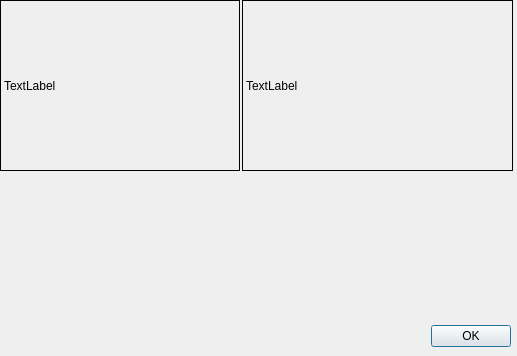
First picture: the form in Results.ui, repository prabhu-kalaimani/Adalan, before the edit.
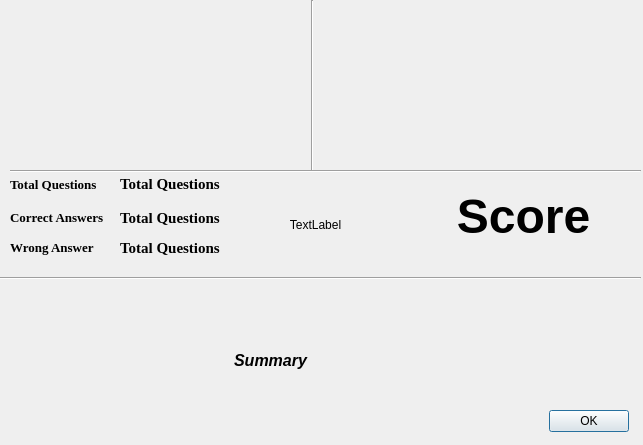
Second picture: the form after the edit. Custom widgets are drawn as their Qt base class.

```diff
--- a/Results.ui
+++ b/Results.ui
@@ -6,8 +6,8 @@
    <rect>
     <x>0</x>
     <y>0</y>
-    <width>517</width>
-    <height>356</height>
+    <width>643</width>
+    <height>445</height>
    </rect>
   </property>
   <property name="windowTitle">
@@ -16,10 +16,10 @@
   <widget class="QDialogButtonBox" name="buttonBox">
    <property name="geometry">
     <rect>
-     <x>170</x>
-     <y>320</y>
-     <width>341</width>
-     <height>32</height>
+     <x>538</x>
+     <y>401</y>
+     <width>91</width>
+     <height>41</height>
     </rect>
    </property>
    <property name="orientation">
@@ -32,38 +32,293 @@
   <widget class="QLabel" name="lbl_pass_fail">
    <property name="geometry">
     <rect>
-     <x>0</x>
+     <x>10</x>
+     <y>176</y>
+     <width>111</width>
+     <height>16</height>
+    </rect>
+   </property>
+   <property name="font">
+    <font>
+     <family>Times New Roman</family>
+     <pointsize>10</pointsize>
+     <bold>true</bold>
+    </font>
+   </property>
+   <property name="text">
+    <string>Total Questions </string>
+   </property>
+  </widget>
+  <widget class="QLabel" name="label_2">
+   <property name="geometry">
+    <rect>
+     <x>10</x>
+     <y>209</y>
+     <width>111</width>
+     <height>16</height>
+    </rect>
+   </property>
+   <property name="font">
+    <font>
+     <family>Times New Roman</family>
+     <pointsize>10</pointsize>
+     <bold>true</bold>
+    </font>
+   </property>
+   <property name="text">
+    <string>Correct Answers</string>
+   </property>
+  </widget>
+  <widget class="QLabel" name="label_3">
+   <property name="geometry">
+    <rect>
+     <x>10</x>
+     <y>239</y>
+     <width>111</width>
+     <height>16</height>
+    </rect>
+   </property>
+   <property name="font">
+    <font>
+     <family>Times New Roman</family>
+     <pointsize>10</pointsize>
+     <bold>true</bold>
+    </font>
+   </property>
+   <property name="text">
+    <string>Wrong Answer</string>
+   </property>
+  </widget>
+  <widget class="QLabel" name="label_5">
+   <property name="geometry">
+    <rect>
+     <x>10</x>
+     <y>270</y>
+     <width>111</width>
+     <height>16</height>
+    </rect>
+   </property>
+   <property name="text">
+    <string/>
+   </property>
+  </widget>
+  <widget class="QLabel" name="label_6">
+   <property name="geometry">
+    <rect>
+     <x>10</x>
+     <y>270</y>
+     <width>111</width>
+     <height>16</height>
+    </rect>
+   </property>
+   <property name="text">
+    <string/>
+   </property>
+  </widget>
+  <widget class="Line" name="line">
+   <property name="geometry">
+    <rect>
+     <x>302</x>
      <y>0</y>
-     <width>240</width>
+     <width>20</width>
      <height>171</height>
     </rect>
    </property>
+   <property name="orientation">
+    <enum>Qt::Vertical</enum>
+   </property>
+  </widget>
+  <widget class="QLabel" name="lbl_total">
+   <property name="geometry">
+    <rect>
+     <x>120</x>
+     <y>176</y>
+     <width>111</width>
+     <height>16</height>
+    </rect>
+   </property>
+   <property name="font">
+    <font>
+     <family>Times New Roman</family>
+     <pointsize>11</pointsize>
+     <bold>true</bold>
+    </font>
+   </property>
    <property name="styleSheet">
-    <string notr="true">border :1px solid ;
-</string>
+    <string notr="true"/>
    </property>
    <property name="text">
-    <string>TextLabel</string>
+    <string>Total Questions </string>
    </property>
   </widget>
   <widget class="QLabel" name="lbl_timing">
    <property name="geometry">
     <rect>
-     <x>242</x>
+     <x>120</x>
+     <y>210</y>
+     <width>111</width>
+     <height>16</height>
+    </rect>
+   </property>
+   <property name="font">
+    <font>
+     <family>Times New Roman</family>
+     <pointsize>11</pointsize>
+     <bold>true</bold>
+    </font>
+   </property>
+   <property name="styleSheet">
+    <string notr="true"/>
+   </property>
+   <property name="text">
+    <string>Total Questions </string>
+   </property>
+  </widget>
+  <widget class="QLabel" name="lbl_wrong">
+   <property name="geometry">
+    <rect>
+     <x>120</x>
+     <y>240</y>
+     <width>111</width>
+     <height>16</height>
+    </rect>
+   </property>
+   <property name="font">
+    <font>
+     <family>Times New Roman</family>
+     <pointsize>11</pointsize>
+     <bold>true</bold>
+    </font>
+   </property>
+   <property name="styleSheet">
+    <string notr="true"/>
+   </property>
+   <property name="text">
+    <string>Total Questions </string>
+   </property>
+  </widget>
+  <widget class="QLabel" name="lbl_summary">
+   <property name="geometry">
+    <rect>
+     <x>0</x>
+     <y>280</y>
+     <width>541</width>
+     <height>161</height>
+    </rect>
+   </property>
+   <property name="font">
+    <font>
+     <pointsize>12</pointsize>
+     <italic>true</italic>
+     <bold>true</bold>
+    </font>
+   </property>
+   <property name="text">
+    <string>Summary</string>
+   </property>
+   <property name="alignment">
+    <set>Qt::AlignCenter</set>
+   </property>
+  </widget>
+  <widget class="Line" name="line_2">
+   <property name="geometry">
+    <rect>
+     <x>10</x>
+     <y>163</y>
+     <width>631</width>
+     <height>16</height>
+    </rect>
+   </property>
+   <property name="orientation">
+    <enum>Qt::Horizontal</enum>
+   </property>
+  </widget>
+  <widget class="Line" name="line_3">
+   <property name="geometry">
+    <rect>
+     <x>0</x>
+     <y>270</y>
+     <width>641</width>
+     <height>16</height>
+    </rect>
+   </property>
+   <property name="orientation">
+    <enum>Qt::Horizontal</enum>
+   </property>
+  </widget>
+  <widget class="QLabel" name="lbl_pass_percentage">
+   <property name="geometry">
+    <rect>
+     <x>413</x>
+     <y>176</y>
+     <width>221</width>
+     <height>81</height>
+    </rect>
+   </property>
+   <property name="font">
+    <font>
+     <pointsize>36</pointsize>
+     <bold>true</bold>
+    </font>
+   </property>
+   <property name="text">
+    <string>Score</string>
+   </property>
+   <property name="alignment">
+    <set>Qt::AlignCenter</set>
+   </property>
+  </widget>
+  <widget class="PlotWidget" name="pass_fail_graph" native="true">
+   <property name="enabled">
+    <bool>false</bool>
+   </property>
+   <property name="geometry">
+    <rect>
+     <x>7</x>
      <y>0</y>
-     <width>271</width>
+     <width>301</width>
      <height>171</height>
     </rect>
    </property>
-   <property name="styleSheet">
-    <string notr="true">border :1px solid ;
-</string>
+  </widget>
+  <widget class="PlotWidget" name="response_time_graph" native="true">
+   <property name="enabled">
+    <bool>true</bool>
    </property>
+   <property name="geometry">
+    <rect>
+     <x>310</x>
+     <y>0</y>
+     <width>331</width>
+     <height>171</height>
+    </rect>
+   </property>
+  </widget>
+  <widget class="QLabel" name="ada_icon">
+   <property name="geometry">
+    <rect>
+     <x>260</x>
+     <y>175</y>
+     <width>111</width>
+     <height>100</height>
+    </rect>
+   </property>
    <property name="text">
     <string>TextLabel</string>
    </property>
+   <property name="alignment">
+    <set>Qt::AlignCenter</set>
+   </property>
   </widget>
  </widget>
+ <customwidgets>
+  <customwidget>
+   <class>PlotWidget</class>
+   <extends>QWidget</extends>
+   <header location="global">pyqtgraph</header>
+   <container>1</container>
+  </customwidget>
+ </customwidgets>
  <resources/>
  <connections>
   <connection>
```
Left out of the diff: 4 changed lines with no effect on the pictures.
